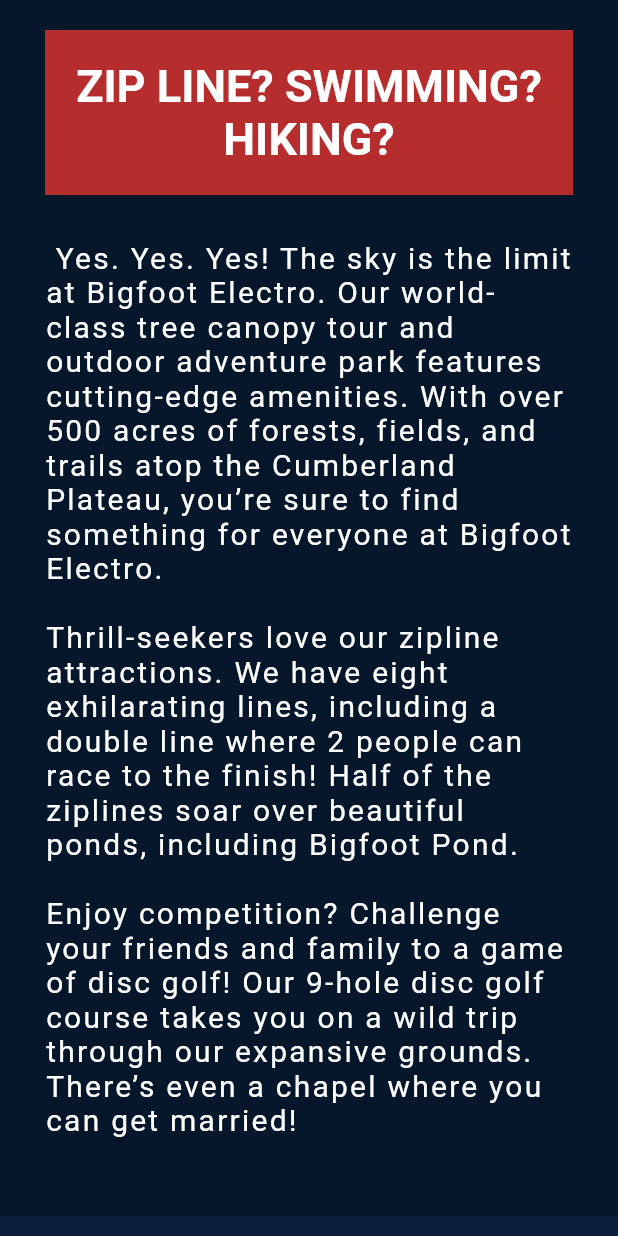
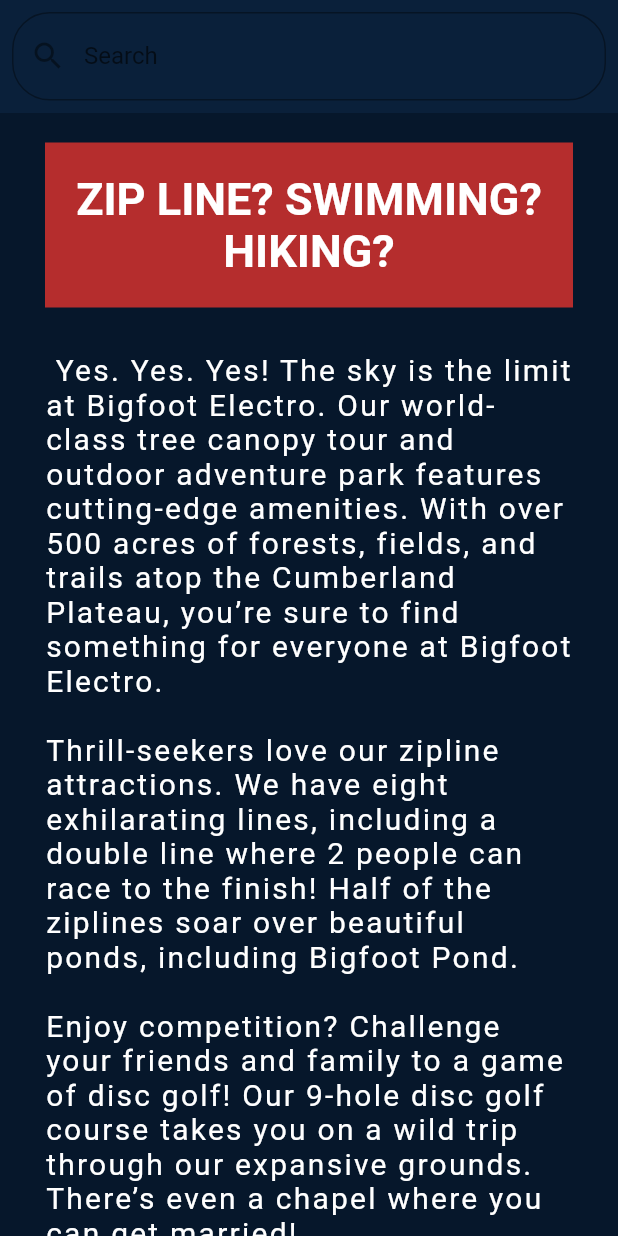
Before and after one commit to jbacher/bigfootelectro-app, a Flutter app: the InfoScreen widget shown alone on an empty page, opened directly, on a phone screen of 412 x 824 dp. Run offline on Flutter 3.47's test engine with Material 2 defaults, Android fonts, the light colour scheme and no system bars; our stand-ins replace photo_view, sticky_headers.

Commit message:
searchable info

```diff
--- a/lib/screens/info/info_screen.dart
+++ b/lib/screens/info/info_screen.dart
@@ -3,12 +3,71 @@
 import 'package:bigfoot_electro/models/info.dart';
 import 'package:sticky_headers/sticky_headers.dart';
 
-class InfoScreen extends StatelessWidget {
+class InfoScreen extends StatefulWidget {
+  @override
+  State<StatefulWidget> createState() {
+    return _InfoState();
+  }
+}
+
+class _InfoState extends State<InfoScreen> {
+  TextEditingController editingController = TextEditingController();
+
+  List _currentFaqs = List();
+
+  @override
+  void initState() {
+    _currentFaqs.addAll(faqs);
+    super.initState();
+  }
+
+  void filterResults(String query) {
+    List<QuestionAnswer> currentResults = List<QuestionAnswer>();
+
+    if (query.isNotEmpty) {
+      faqs.forEach( (item) {
+        if (item.question.contains(query) || item.answer.contains(query)) {
+          currentResults.add(item);
+        }
+      });
+      setState(() {
+        _currentFaqs.clear();
+        _currentFaqs.addAll(currentResults);
+      });
+    } else {
+      setState(() {
+        _currentFaqs.clear();
+        _currentFaqs.addAll(faqs);
+      });
+    }
+  }
 
   @override
   Widget build(BuildContext context) {
-    return ListView.builder(
-      itemCount: faqs.length,
+    return Column(
+      children: <Widget>[
+        Padding(
+          padding: EdgeInsets.all(8.0),
+          child: TextField(
+            onChanged: (value) {
+              filterResults(value);
+            },
+            style: TextStyle(
+              color: Colors.white
+            ),
+            decoration: InputDecoration(
+              labelText: "Search",
+              hintText: "Search",
+              prefixIcon: Icon(Icons.search),
+              border: OutlineInputBorder(
+                borderRadius: BorderRadius.all(Radius.circular(25.0))
+              )
+            ),
+          ),
+        ),
+        Expanded(
+          child: ListView.builder(
+      itemCount: _currentFaqs.length,
       itemBuilder: (context, index){
         return Container(
           color: index % 2 == 0 ? BFEColors.DARK_NAVY : BFEColors.NAVY,
@@ -19,7 +78,7 @@
                 margin: EdgeInsets.only(top: 20, left: 30, right: 30),
                 padding: EdgeInsets.all(20),
                 color: BFEColors.MAROON,
-                child: Text(faqs[index].question,
+                child: Text(_currentFaqs[index].question,
                   textAlign: TextAlign.center,
                   style: TextStyle(
                     color: Colors.white,
@@ -31,7 +90,7 @@
               ),
               Container(
                 padding: EdgeInsets.all(30),
-                child: Text(faqs[index].answer,
+                child: Text(_currentFaqs[index].answer,
                   style: TextStyle(
                     color: Colors.white,
                     letterSpacing: 1.5,
@@ -52,6 +111,10 @@
           // ),
         );
       },
+    ),
+        )
+      ],
     );
   }
+
 }
--- a/pubspec.yaml
+++ b/pubspec.yaml
@@ -25,6 +25,7 @@
   cupertino_icons: ^0.1.2
   photo_view: ^0.9.1
   sticky_headers: "^0.1.8"
+  auto_size_text: ^2.1.0
   # provider: ^4.0.1
   # flutter_email_sender: ^2.2.2
 
```
Also changed, not shown: lib/screens/lineup/lineup_screen.dart (+30 -3 lines), pubspec.lock.
